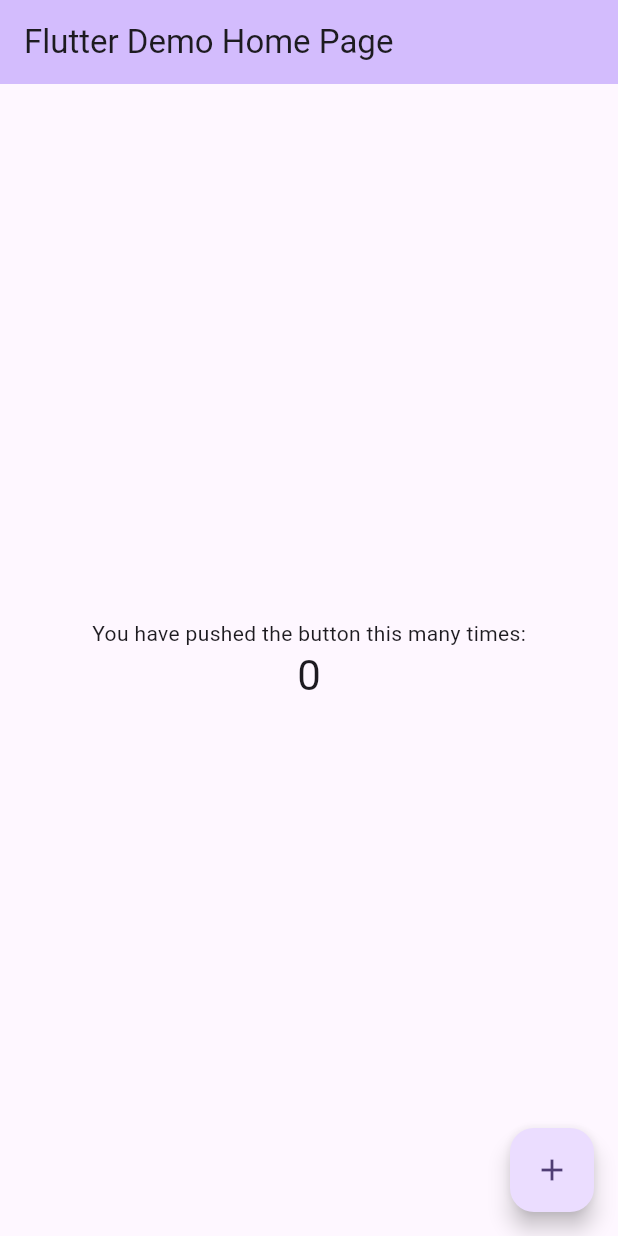
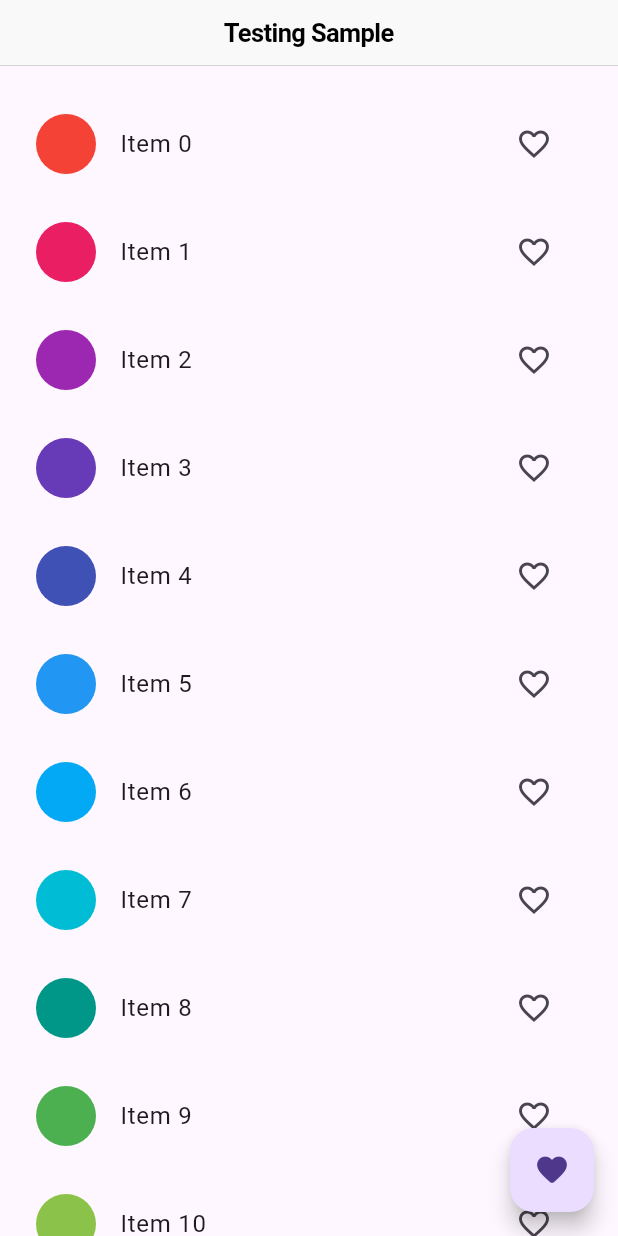
Before and after one commit to EsinShadrach/testing_codelabs, a Flutter app: the screen it shows after launch, on a phone screen of 412 x 824 dp. Run offline on Flutter 3.47's test engine with Material 3 defaults, Android fonts, the phone set to English and light mode, and no system bars; our stand-ins replace go_router.

Commit message:
Completed Screens, Started tests

```diff
--- a/lib/main.dart
+++ b/lib/main.dart
@@ -1,125 +1,49 @@
 import 'package:flutter/material.dart';
+import 'package:go_router/go_router.dart';
+import 'package:provider/provider.dart';
+import 'package:testing_codelabs/models/favourites.dart';
+import 'package:testing_codelabs/screens/favourite.dart';
+import 'package:testing_codelabs/screens/home.dart';
 
 void main() {
-  runApp(const MyApp());
+  runApp(const TestingApp());
 }
 
-class MyApp extends StatelessWidget {
-  const MyApp({super.key});
+final _router = GoRouter(
+  routes: [
+    GoRoute(
+      path: HomeScreen.routeName,
+      builder: (context, state) {
+        return const HomeScreen();
+      },
+      routes: [
+        GoRoute(
+          path: FavouriteScreen.routeName,
+          builder: (context, state) {
+            return const FavouriteScreen();
+          },
+        ),
+      ],
+    ),
+  ],
+);
 
-  // This widget is the root of your application.
+class TestingApp extends StatelessWidget {
+  const TestingApp({super.key});
+
   @override
   Widget build(BuildContext context) {
-    return MaterialApp(
-      title: 'Flutter Demo',
-      theme: ThemeData(
-        // This is the theme of your application.
-        //
-        // TRY THIS: Try running your application with "flutter run". You'll see
-        // the application has a purple toolbar. Then, without quitting the app,
-        // try changing the seedColor in the colorScheme below to Colors.green
-        // and then invoke "hot reload" (save your changes or press the "hot
-        // reload" button in a Flutter-supported IDE, or press "r" if you used
-        // the command line to start the app).
-        //
-        // Notice that the counter didn't reset back to zero; the application
-        // state is not lost during the reload. To reset the state, use hot
-        // restart instead.
-        //
-        // This works for code too, not just values: Most code changes can be
-        // tested with just a hot reload.
-        colorScheme: ColorScheme.fromSeed(seedColor: Colors.deepPurple),
-        useMaterial3: true,
+    return ChangeNotifierProvider<Favourite>(
+      create: (context) => Favourite(),
+      child: MaterialApp.router(
+        debugShowCheckedModeBanner: false,
+        title: "Testing App",
+        routerConfig: _router,
+        theme: ThemeData(
+          primarySwatch: Colors.blue,
+          useMaterial3: true,
+        ),
       ),
-      home: const MyHomePage(title: 'Flutter Demo Home Page'),
     );
   }
 }
-
-class MyHomePage extends StatefulWidget {
-  const MyHomePage({super.key, required this.title});
-
-  // This widget is the home page of your application. It is stateful, meaning
-  // that it has a State object (defined below) that contains fields that affect
-  // how it looks.
-
-  // This class is the configuration for the state. It holds the values (in this
-  // case the title) provided by the parent (in this case the App widget) and
-  // used by the build method of the State. Fields in a Widget subclass are
-  // always marked "final".
-
-  final String title;
-
-  @override
-  State<MyHomePage> createState() => _MyHomePageState();
-}
-
-class _MyHomePageState extends State<MyHomePage> {
-  int _counter = 0;
-
-  void _incrementCounter() {
-    setState(() {
-      // This call to setState tells the Flutter framework that something has
-      // changed in this State, which causes it to rerun the build method below
-      // so that the display can reflect the updated values. If we changed
-      // _counter without calling setState(), then the build method would not be
-      // called again, and so nothing would appear to happen.
-      _counter++;
-    });
-  }
-
-  @override
-  Widget build(BuildContext context) {
-    // This method is rerun every time setState is called, for instance as done
-    // by the _incrementCounter method above.
-    //
-    // The Flutter framework has been optimized to make rerunning build methods
-    // fast, so that you can just rebuild anything that needs updating rather
-    // than having to individually change instances of widgets.
-    return Scaffold(
-      appBar: AppBar(
-        // TRY THIS: Try changing the color here to a specific color (to
-        // Colors.amber, perhaps?) and trigger a hot reload to see the AppBar
-        // change color while the other colors stay the same.
-        backgroundColor: Theme.of(context).colorScheme.inversePrimary,
-        // Here we take the value from the MyHomePage object that was created by
-        // the App.build method, and use it to set our appbar title.
-        title: Text(widget.title),
-      ),
-      body: Center(
-        // Center is a layout widget. It takes a single child and positions it
-        // in the middle of the parent.
-        child: Column(
-          // Column is also a layout widget. It takes a list of children and
-          // arranges them vertically. By default, it sizes itself to fit its
-          // children horizontally, and tries to be as tall as its parent.
-          //
-          // Column has various properties to control how it sizes itself and
-          // how it positions its children. Here we use mainAxisAlignment to
-          // center the children vertically; the main axis here is the vertical
-          // axis because Columns are vertical (the cross axis would be
-          // horizontal).
-          //
-          // TRY THIS: Invoke "debug painting" (choose the "Toggle Debug Paint"
-          // action in the IDE, or press "p" in the console), to see the
-          // wireframe for each widget.
-          mainAxisAlignment: MainAxisAlignment.center,
-          children: <Widget>[
-            const Text(
-              'You have pushed the button this many times:',
-            ),
-            Text(
-              '$_counter',
-              style: Theme.of(context).textTheme.headlineMedium,
-            ),
-          ],
-        ),
-      ),
-      floatingActionButton: FloatingActionButton(
-        onPressed: _incrementCounter,
-        tooltip: 'Increment',
-        child: const Icon(Icons.add),
-      ), // This trailing comma makes auto-formatting nicer for build methods.
-    );
-  }
-}
--- /dev/null
+++ b/lib/models/favourites.dart
@@ -0,0 +1,17 @@
+import 'package:flutter/material.dart';
+
+class Favourite extends ChangeNotifier {
+  final List<int> _favouriteItems = [];
+
+  List<int> get items => _favouriteItems;
+
+  void add(int itemIndex) {
+    _favouriteItems.add(itemIndex);
+    notifyListeners();
+  }
+
+  void remove(int itemIndex) {
+    _favouriteItems.remove(itemIndex);
+    notifyListeners();
+  }
+}
--- /dev/null
+++ b/lib/screens/home.dart
@@ -0,0 +1,78 @@
+import 'package:flutter/cupertino.dart';
+import 'package:flutter/material.dart';
+import 'package:go_router/go_router.dart';
+import 'package:provider/provider.dart';
+import 'package:testing_codelabs/models/favourites.dart';
+import 'package:testing_codelabs/screens/favourite.dart';
+
+class HomeScreen extends StatelessWidget {
+  const HomeScreen({super.key});
+  static const routeName = "/";
+
+  @override
+  Widget build(BuildContext context) {
+    return Scaffold(
+      appBar: const CupertinoNavigationBar(
+        middle: Text("Testing Sample"),
+      ),
+      floatingActionButton: FloatingActionButton(
+        onPressed: () {
+          context.go('/${FavouriteScreen.routeName}');
+        },
+        child: const Icon(Icons.favorite_rounded),
+      ),
+      body: SafeArea(
+        child: ListView.builder(
+          itemCount: 100,
+          cacheExtent: 20,
+          padding: const EdgeInsets.symmetric(vertical: 16),
+          itemBuilder: (context, index) => ItemTile(itemNo: index),
+        ),
+      ),
+    );
+  }
+}
+
+class ItemTile extends StatelessWidget {
+  const ItemTile({super.key, required this.itemNo});
+  final int itemNo;
+
+  @override
+  Widget build(BuildContext context) {
+    var favoritesList = Provider.of<Favourite>(context);
+
+    return Material(
+      child: Padding(
+        padding: const EdgeInsets.all(8),
+        child: ListTile(
+          leading: CircleAvatar(
+            backgroundColor: Colors.primaries[itemNo % Colors.primaries.length],
+          ),
+          title: Text(
+            'Item $itemNo',
+            key: Key('text_$itemNo'),
+          ),
+          trailing: IconButton(
+            key: Key('icon_$itemNo'),
+            icon: favoritesList.items.contains(itemNo)
+                ? const Icon(Icons.favorite)
+                : const Icon(Icons.favorite_border),
+            onPressed: () {
+              !favoritesList.items.contains(itemNo)
+                  ? favoritesList.add(itemNo)
+                  : favoritesList.remove(itemNo);
+              ScaffoldMessenger.of(context).showSnackBar(
+                SnackBar(
+                  content: Text(favoritesList.items.contains(itemNo)
+                      ? 'Added to favorites.'
+                      : 'Removed from favorites.'),
+                  duration: const Duration(seconds: 1),
+                ),
+              );
+            },
+          ),
+        ),
+      ),
+    );
+  }
+}
```
Also changed, not shown: lib/screens/favourite.dart (added, +64 -0 lines), .vim/coc-settings.json (added), 2 other files.
